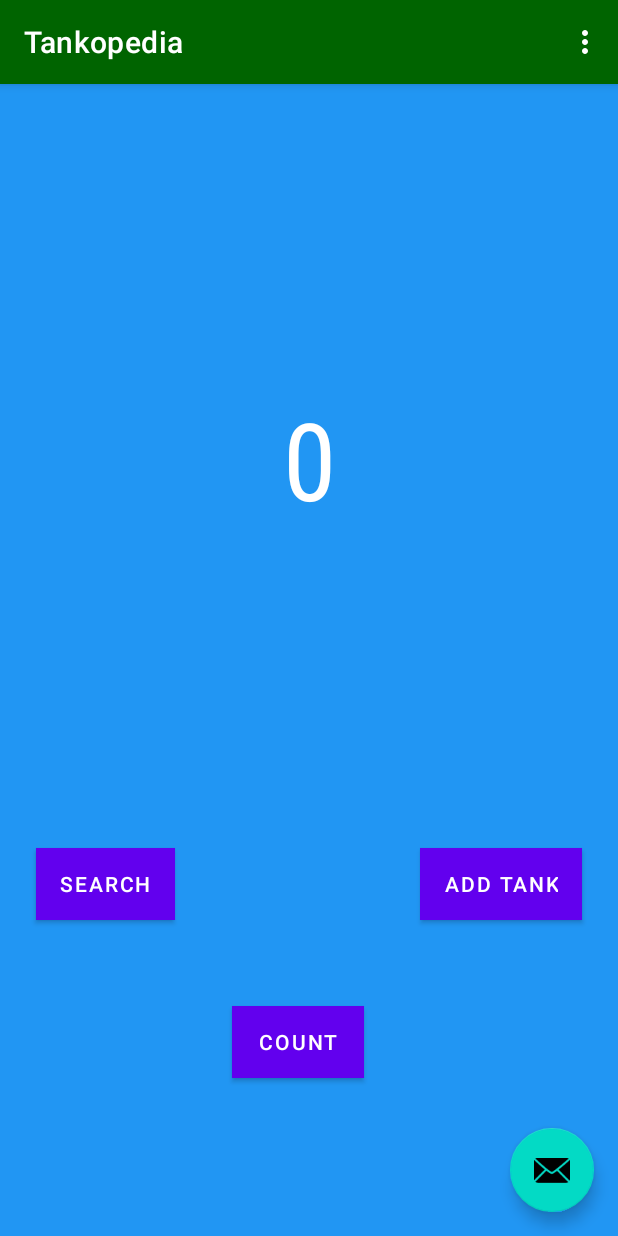
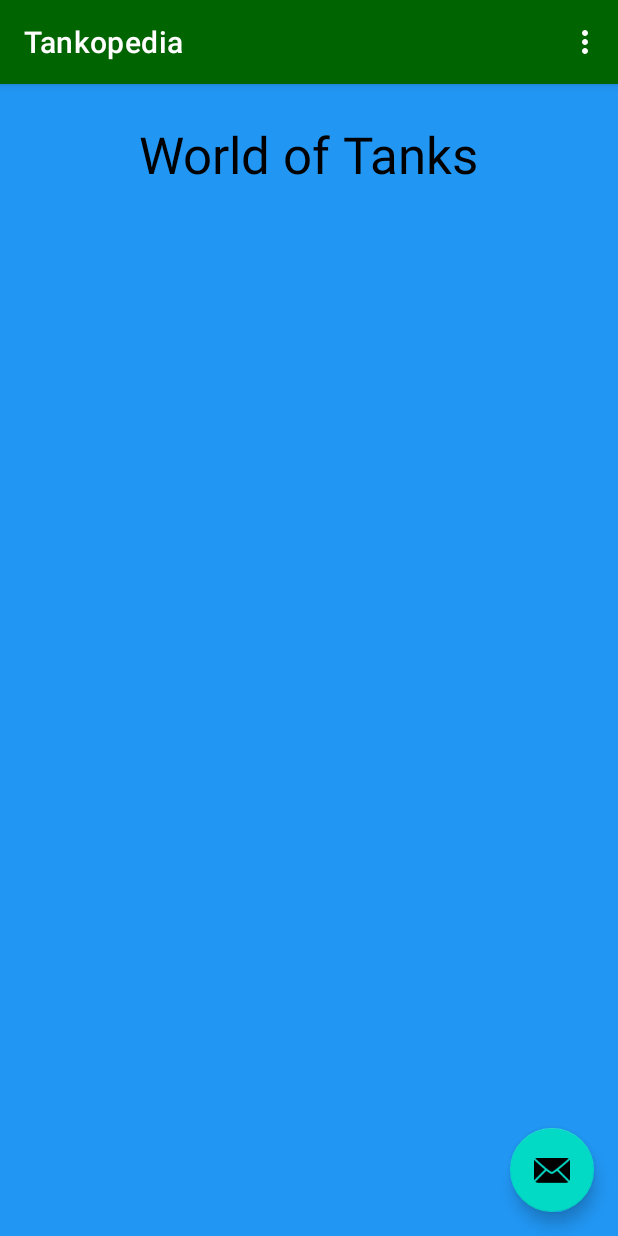
Before and after one commit to Solyom2/Tankopedia, an Android app: the screen it shows after launch (MainActivity), after a tap on "SEARCH", on a phone screen of 412 x 824 dp. Run offline under Robolectric (Android 15) with nearby library versions, the phone set to English and light mode, and no system bars; our stand-ins replace Room's generated code.

Commit message:
Fragment for the list of tanks

```diff
--- a/app/build.gradle
+++ b/app/build.gradle
@@ -55,6 +55,7 @@ dependencies {
     kapt "androidx.room:room-compiler:$room_version"
     implementation "androidx.room:room-ktx:$room_version"
 
+    implementation 'com.squareup.picasso:picasso:2.71828'
 }
 
 apply plugin: "androidx.navigation.safeargs"
--- a/app/src/main/java/hu/me/iit/tankopedia/FirstFragment.kt
+++ b/app/src/main/java/hu/me/iit/tankopedia/FirstFragment.kt
@@ -1,6 +1,7 @@
 package hu.me.iit.tankopedia
 
 import android.os.Bundle
+import android.util.Log
 import androidx.fragment.app.Fragment
 import android.view.LayoutInflater
 import android.view.View
@@ -9,6 +10,10 @@ import android.widget.Button
 import android.widget.TextView
 import android.widget.Toast
 import androidx.navigation.fragment.findNavController
+import hu.me.iit.tankopedia.dao.TankDatabase
+import hu.me.iit.tankopedia.model.Tank
+import kotlinx.coroutines.GlobalScope
+import kotlinx.coroutines.launch
 
 /**
  * A simple [Fragment] subclass as the default destination in the navigation.
@@ -30,15 +35,12 @@ class FirstFragment : Fragment() {
             val showCountTextView = view.findViewById<TextView>(R.id.textview_first)
             val currentCount = showCountTextView.text.toString().toInt()
             val action = FirstFragmentDirections.actionFirstFragmentToSecondFragment(currentCount)
-
-
             findNavController().navigate(action)
-
         }
 
         view.findViewById<Button>(R.id.button_search).setOnClickListener() {
-            val myToast = Toast.makeText(context, "Hello tanker!", Toast.LENGTH_SHORT)
-            myToast.show()
+            val action = FirstFragmentDirections.actionFirstFragmentToTankList()
+            findNavController().navigate(action)
         }
 
         view.findViewById<Button>(R.id.button_count).setOnClickListener() {
@@ -52,6 +54,7 @@ class FirstFragment : Fragment() {
         var count = result.toInt()
         count++
         showCountTextView.text = count.toString()
+        val db = TankDatabase.getInstance(super.requireContext()).tankDao()
     }
 
 }
--- a/app/src/main/java/hu/me/iit/tankopedia/MainActivity.kt
+++ b/app/src/main/java/hu/me/iit/tankopedia/MainActivity.kt
@@ -27,13 +27,11 @@ class MainActivity : AppCompatActivity() {
 
         val db = TankDatabase.getInstance(this).tankDao()
 
-        GlobalScope.launch {
-            db.insert(Tank("T-34-76", "Soviet Union", "Medium Tank", 1940, "76.2 mm F-34 tank gun", "Model V-2-34",
-                47, 40, 45, 4))
-            val fetch = db.getAll()
-            Log.d("DB", fetch.toString())
-        }
-
+        /*GlobalScope.launch {
+            for (item in tanks) {
+                db.insert(item)
+            }
+        }*/
     }
 
     override fun onCreateOptionsMenu(menu: Menu): Boolean {
--- /dev/null
+++ b/app/src/main/java/hu/me/iit/tankopedia/TankList.kt
@@ -0,0 +1,29 @@
+package hu.me.iit.tankopedia
+
+import android.os.Bundle
+import android.view.LayoutInflater
+import android.view.View
+import android.view.ViewGroup
+import android.widget.Button
+import android.widget.TextView
+import androidx.fragment.app.Fragment
+import androidx.navigation.fragment.findNavController
+import androidx.navigation.fragment.navArgs
+
+class TankList : Fragment() {
+
+    override fun onCreateView(
+            inflater: LayoutInflater, container: ViewGroup?,
+            savedInstanceState: Bundle?
+    ): View? {
+        // Inflate the layout for this fragment
+        return inflater.inflate(R.layout.tank_list, container, false)
+    }
+
+
+    override fun onViewCreated(view: View, savedInstanceState: Bundle?) {
+        super.onViewCreated(view, savedInstanceState)
+
+    }
+
+}
--- a/app/src/main/java/hu/me/iit/tankopedia/model/Tank.kt
+++ b/app/src/main/java/hu/me/iit/tankopedia/model/Tank.kt
@@ -16,5 +16,6 @@ data class Tank(
     @ColumnInfo(name = "sideArmour") val sideArmour: Int?,
     @ColumnInfo(name = "rearArmour") val rearArmour: Int?,
     @ColumnInfo(name = "crew") val crew: Int?,
+    @ColumnInfo(name = "image") val image: String?,
     @PrimaryKey(autoGenerate = true) val id: Int? = null
 )
--- /dev/null
+++ b/app/src/main/res/layout/tank_list.xml
@@ -0,0 +1,25 @@
+<?xml version="1.0" encoding="utf-8"?>
+<androidx.constraintlayout.widget.ConstraintLayout xmlns:android="http://schemas.android.com/apk/res/android"
+    xmlns:app="http://schemas.android.com/apk/res-auto"
+    xmlns:tools="http://schemas.android.com/tools"
+    android:id="@+id/tank_list"
+    android:layout_width="match_parent"
+    android:layout_height="match_parent"
+    android:background="@color/screenBackground"
+    tools:context=".TankList">
+
+    <TextView
+        android:id="@+id/tank_list_header"
+        android:layout_width="wrap_content"
+        android:layout_height="wrap_content"
+        android:layout_marginStart="24dp"
+        android:layout_marginTop="24dp"
+        android:layout_marginEnd="24dp"
+        android:text="@string/tank_list_header_text"
+        android:textColor="@color/black"
+        android:textSize="34sp"
+        app:layout_constraintEnd_toEndOf="parent"
+        app:layout_constraintStart_toStartOf="parent"
+        app:layout_constraintTop_toTopOf="parent" />
+
+</androidx.constraintlayout.widget.ConstraintLayout>
--- a/app/src/main/res/navigation/nav_graph.xml
+++ b/app/src/main/res/navigation/nav_graph.xml
@@ -14,7 +14,11 @@
         <action
             android:id="@+id/action_FirstFragment_to_SecondFragment"
             app:destination="@id/SecondFragment" />
+        <action
+            android:id="@+id/action_FirstFragment_to_TankList"
+            app:destination="@id/TankList" />
     </fragment>
+
     <fragment
         android:id="@+id/SecondFragment"
         android:name="hu.me.iit.tankopedia.SecondFragment"
@@ -28,4 +32,11 @@
             android:name="myArg"
             app:argType="integer" />
     </fragment>
+
+    <fragment
+        android:id="@+id/TankList"
+        android:name="hu.me.iit.tankopedia.TankList"
+        android:label="@string/tank_list_label"
+        tools:layout="@layout/tank_list">
+    </fragment>
 </navigation>
--- a/app/src/main/res/values/strings.xml
+++ b/app/src/main/res/values/strings.xml
@@ -4,6 +4,7 @@
     <!-- Strings used for fragments for navigation -->
     <string name="first_fragment_label">First Fragment</string>
     <string name="second_fragment_label">Second Fragment</string>
+    <string name="tank_list_label">Tank List Fragment</string>
     <string name="previous">Previous</string>
 
     <string name="hello_first_fragment">0</string>
@@ -11,4 +12,5 @@
     <string name="search_button_text">Search</string>
     <string name="add_button_text">Add tank</string>
     <string name="count_button_text">Count</string>
+    <string name="tank_list_header_text">World of Tanks</string>
 </resources>
```
